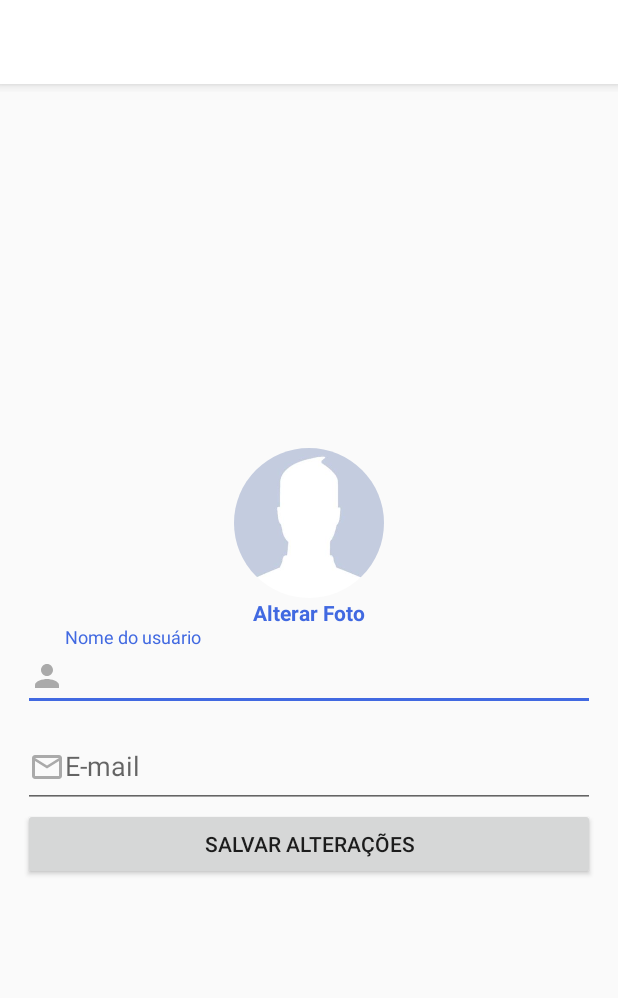
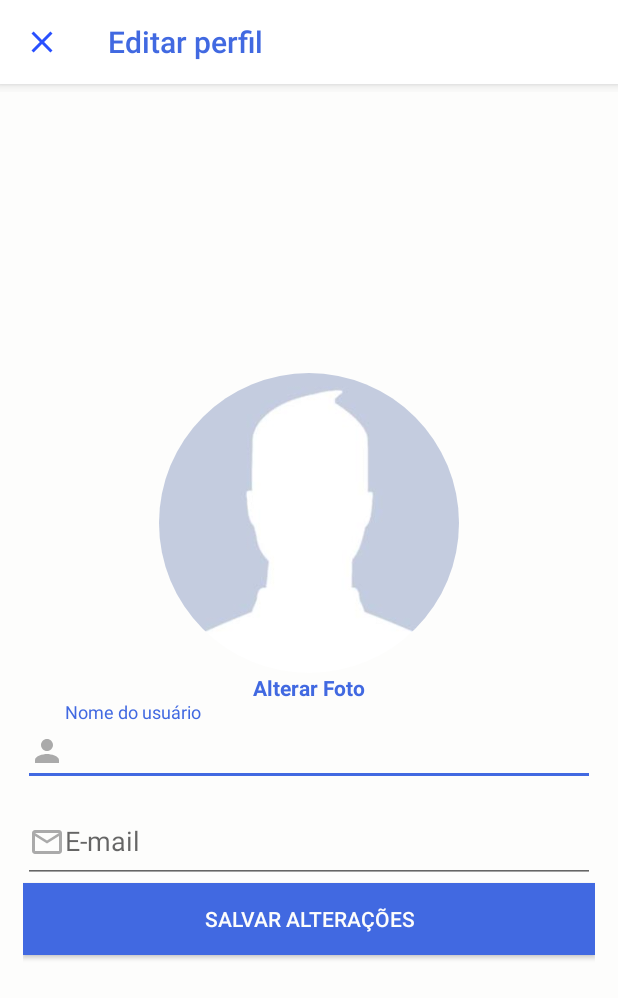
Before and after one commit to RenanAbbade/Datagram, an Android app: the EditarPerfilActivity screen opened directly, with no data from a screen before it, on a phone screen of 412 x 824 dp. Shown: the top 998 px of the screen. Run offline under Robolectric (Android 15) with nearby library versions, the light colour scheme and no system bars; our stand-ins replace CircleImageView, Firebase (no records; nobody signed in at launch, a user with empty details on screens opened directly).

Commit message:
Edição de perfil + Carregando dados do Database Firebase

```diff
--- a/Datagram/app/src/main/AndroidManifest.xml
+++ b/Datagram/app/src/main/AndroidManifest.xml
@@ -9,7 +9,7 @@
         android:roundIcon="@mipmap/ic_launcher_round"
         android:supportsRtl="true"
         android:theme="@style/AppTheme">
-        <activity android:name=".activity.EditarPerfilActivity"></activity>
+        <activity android:name=".activity.EditarPerfilActivity" android:parentActivityName=".activity.MainActivity"></activity>
         <activity
             android:name=".activity.Cadastro1Activity"
             android:theme="@style/AppThemeLogin" />
--- a/Datagram/app/src/main/java/com/example/datagram/activity/EditarPerfilActivity.java
+++ b/Datagram/app/src/main/java/com/example/datagram/activity/EditarPerfilActivity.java
@@ -1,15 +1,59 @@
 package com.example.datagram.activity;
 
+import android.graphics.Color;
+import android.support.design.widget.TextInputEditText;
 import android.support.v7.app.AppCompatActivity;
 import android.os.Bundle;
+import android.support.v7.widget.Toolbar;
+import android.widget.Button;
+import android.widget.TextView;
 
 import com.example.datagram.R;
+import com.example.datagram.helper.UsuarioFirebase;
+import com.google.firebase.auth.FirebaseUser;
+
+import de.hdodenhof.circleimageview.CircleImageView;
 
 public class EditarPerfilActivity extends AppCompatActivity {
+
+    private CircleImageView imageEditarPerfil;
+    private TextView textAlterarFoto;
+    private TextInputEditText editNomePerfil, editEmailPerfil;
+    private Button buttonSalvarAlteracoes;
 
     @Override
     protected void onCreate(Bundle savedInstanceState) {
         super.onCreate(savedInstanceState);
         setContentView(R.layout.activity_editar_perfil);
+
+        //Configura Toolbar
+        Toolbar toolbar = findViewById(R.id.toolbarPrincipal);
+        toolbar.setTitle("Editar perfil");
+        toolbar.setTitleTextColor(Color.argb(255,65,105,225));
+        setSupportActionBar(toolbar);
+
+        //Configurando botão de voltar.
+        getSupportActionBar().setDisplayHomeAsUpEnabled(true);
+        //botão que permite substituir o botão de voltar default por outro que foi inserido no projeto.
+        getSupportActionBar().setHomeAsUpIndicator(R.drawable.ic_close_black_24dp);
+
+        //Inicializando o componente
+        inicializarComponentes();
+
+        //Recuperar os dados do usuário
+        FirebaseUser usuarioPerfil = UsuarioFirebase.getUsuarioAtual();
+        editNomePerfil.setText(usuarioPerfil.getDisplayName());
+        editEmailPerfil.setText(usuarioPerfil.getEmail());
+
+
+    }
+
+    public void inicializarComponentes(){
+        imageEditarPerfil = findViewById(R.id.imagePerfil);
+        textAlterarFoto = findViewById(R.id.textAlterarFoto);
+        editNomePerfil = findViewById(R.id.textAlterarNome);
+        editEmailPerfil = findViewById(R.id.textAlterarEmail);
+        buttonSalvarAlteracoes = findViewById(R.id.buttonSalvarAlteracoes);
+        editEmailPerfil.setFocusable(false);//Faz com que o user não altere o campo
     }
 }
--- a/Datagram/app/src/main/java/com/example/datagram/activity/MainActivity.java
+++ b/Datagram/app/src/main/java/com/example/datagram/activity/MainActivity.java
@@ -35,12 +35,10 @@ public class MainActivity extends AppCompatActivity {
         super.onCreate(savedInstanceState);
         setContentView(R.layout.activity_main);
 
+        //Configura Toolbar
         Toolbar toolbar = findViewById(R.id.toolbarPrincipal);
-
         toolbar.setTitle("DataGram");
-
         toolbar.setTitleTextColor(Color.argb(255,65,105,225));
-
         setSupportActionBar(toolbar);
 
         autenticacao = ConfiguracaoFirebase.getFirebaseAutenticacao();
--- /dev/null
+++ b/Datagram/app/src/main/java/com/example/datagram/helper/UsuarioFirebase.java
@@ -0,0 +1,46 @@
+package com.example.datagram.helper;
+
+import android.support.annotation.NonNull;
+import android.util.Log;
+
+import com.google.android.gms.tasks.OnCompleteListener;
+import com.google.android.gms.tasks.Task;
+import com.google.firebase.auth.FirebaseAuth;
+import com.google.firebase.auth.FirebaseUser;
+import com.google.firebase.auth.UserProfileChangeRequest;
+
+public class UsuarioFirebase {
+
+    public static FirebaseUser getUsuarioAtual(){
+        FirebaseAuth usuario = ConfiguracaoFirebase.getFirebaseAutenticacao();
+
+        return usuario.getCurrentUser();
+    }
+
+    public static void atualizarNomeUsuario(String nome){
+
+        try{
+            //Usuario logado no app
+            FirebaseUser usuarioLogado = getUsuarioAtual();
+
+            //Configurar objeto para alteração do perfil.
+            UserProfileChangeRequest profileChangeRequest = new UserProfileChangeRequest.Builder().setDisplayName(nome).build();
+
+            usuarioLogado.updateProfile(profileChangeRequest).addOnCompleteListener(new OnCompleteListener<Void>() {
+                @Override
+                public void onComplete(@NonNull Task<Void> task) {
+                    if(!task.isSuccessful()){
+                        Log.d("Perfil","Erro ao atualizar nome de perfil!");
+
+                    }
+                }
+            });
+
+        }catch (Exception e){
+            e.printStackTrace();
+        }
+    }
+
+
+
+}
--- /dev/null
+++ b/Datagram/app/src/main/res/drawable/ic_close_black_24dp.xml
@@ -0,0 +1,5 @@
+<vector android:height="24dp" android:tint="#2950FF"
+    android:viewportHeight="24.0" android:viewportWidth="24.0"
+    android:width="24dp" xmlns:android="http://schemas.android.com/apk/res/android">
+    <path android:fillColor="#FF000000" android:pathData="M19,6.41L17.59,5 12,10.59 6.41,5 5,6.41 10.59,12 5,17.59 6.41,19 12,13.41 17.59,19 19,17.59 13.41,12z"/>
+</vector>
--- a/Datagram/app/src/main/res/layout/activity_editar_perfil.xml
+++ b/Datagram/app/src/main/res/layout/activity_editar_perfil.xml
@@ -22,12 +22,12 @@
 
         <de.hdodenhof.circleimageview.CircleImageView
             android:id="@+id/imagePerfil"
-            android:layout_width="100dp"
-            android:layout_height="100dp"
+            android:layout_width="200dp"
+            android:layout_height="200dp"
             android:src="@drawable/avatar" />
 
         <TextView
-            android:id="@+id/textView"
+            android:id="@+id/textAlterarFoto"
             android:layout_width="match_parent"
             android:layout_height="wrap_content"
             android:gravity="center_horizontal"
@@ -42,6 +42,7 @@
             android:layout_height="wrap_content">
 
             <android.support.design.widget.TextInputEditText
+                android:id="@+id/textAlterarNome"
                 android:layout_width="match_parent"
                 android:layout_height="wrap_content"
                 android:drawableLeft="@drawable/ic_person_black_24dp"
@@ -55,18 +56,21 @@
             android:layout_height="wrap_content">
 
             <android.support.design.widget.TextInputEditText
+                android:id="@+id/textAlterarEmail"
                 android:layout_width="match_parent"
+
                 android:layout_height="54dp"
-
                 android:drawableLeft="@drawable/ic_mail_outline_black_24dp"
                 android:drawableTint="@android:color/darker_gray"
                 android:hint="E-mail" />
         </android.support.design.widget.TextInputLayout>
 
         <Button
-            android:id="@+id/button2"
+            android:id="@+id/buttonSalvarAlteracoes"
             android:layout_width="match_parent"
             android:layout_height="wrap_content"
+            android:background="@color/AzulLogin"
+            android:textColor="@color/cinza_medio"
             android:text="SALVAR ALTERAÇÕES" />
 
 
--- a/Datagram/app/src/main/res/values/colors.xml
+++ b/Datagram/app/src/main/res/values/colors.xml
@@ -3,6 +3,6 @@
     <color name="colorPrimary">@android:color/white</color>
     <color name="colorPrimaryDark">#4169E1</color><!--Cor da barra de notificações -->
     <color name="colorAccent">#FF00FF</color>
-    <color name="cinza_medio">#0DBDBDBD</color>
+    <color name="cinza_medio">#FDFDFC</color>
     <color name="AzulLogin">#4169E1</color><!--Cor da barra de notificações -->
 </resources>
--- a/Datagram/app/src/main/res/values/styles.xml
+++ b/Datagram/app/src/main/res/values/styles.xml
@@ -6,6 +6,7 @@
         <item name="colorPrimary">@android:color/white</item>
         <item name="colorPrimaryDark">#FFFFFF</item>
         <item name="colorAccent">@color/AzulLogin</item>
+        <item name="android:colorBackground">@color/cinza_medio</item>
     </style>
 
     <!--colocando o de login -->
```
Also changed, not shown: Datagram/app/src/main/java/com/example/datagram/activity/Cadastro1Activity.java (+28 -12 lines), Datagram/app/src/main/java/com/example/datagram/model/Usuario.java (+14 -1 lines).
